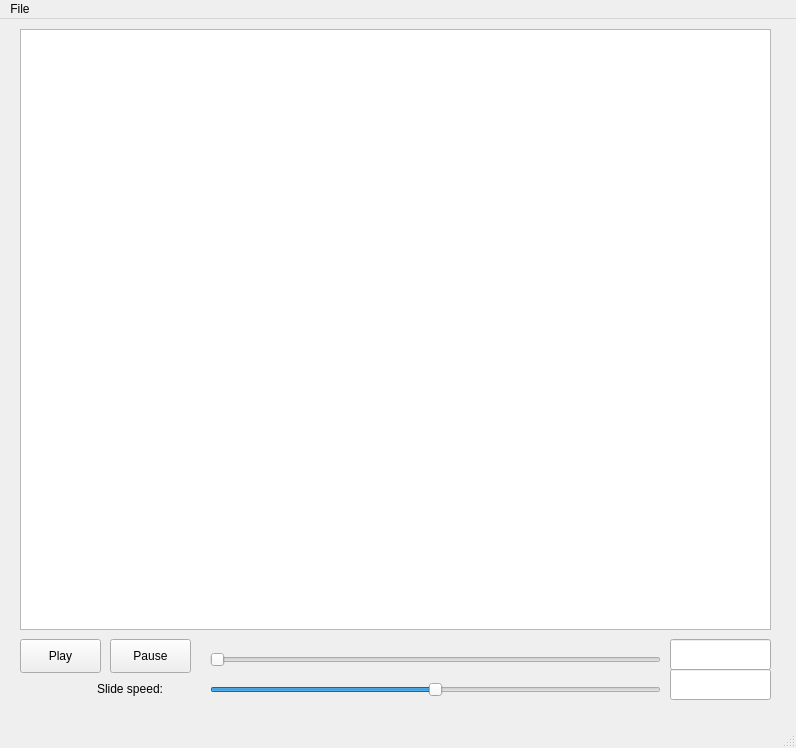
Above: slideshow.ui from qchen2017/BloodVesselVisualization before the change. Below: the same form after it.
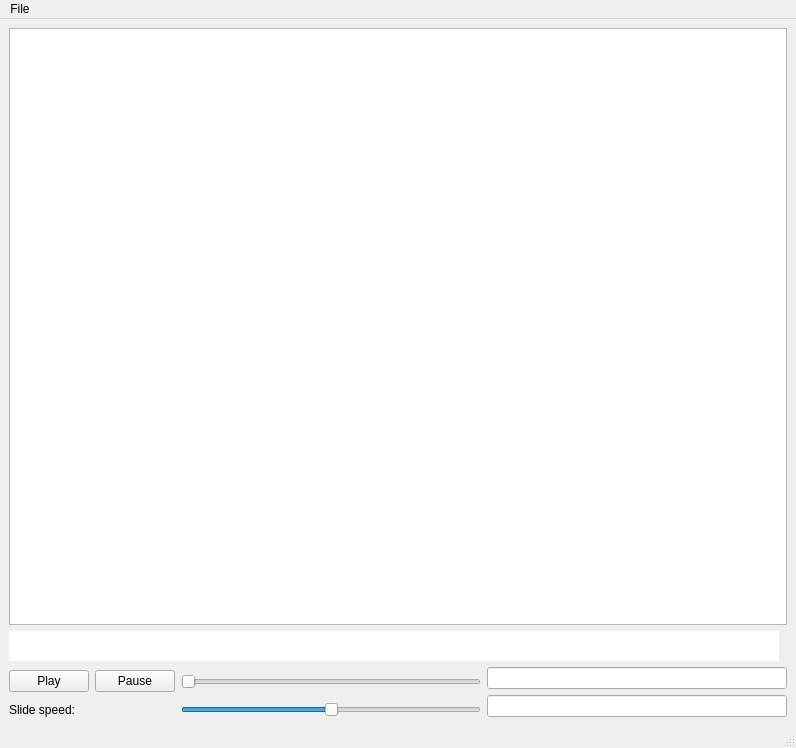
That is the form after the change.

The edit to the form file:
```diff
--- a/slideshow.ui
+++ b/slideshow.ui
@@ -14,50 +14,72 @@
    <string>MainWindow</string>
   </property>
   <widget class="QWidget" name="centralwidget">
+   <layout class="QGridLayout" name="gridLayout">
+    <item row="4" column="0" colspan="2">
+     <widget class="QLabel" name="label">
+      <property name="text">
+       <string>Slide speed:</string>
+      </property>
+     </widget>
+    </item>
+    <item row="4" column="2">
+     <widget class="QSlider" name="speedSlider">
+      <property name="maximum">
+       <number>100</number>
+      </property>
+      <property name="singleStep">
+       <number>10</number>
+      </property>
+      <property name="sliderPosition">
+       <number>50</number>
+      </property>
+      <property name="orientation">
+       <enum>Qt::Horizontal</enum>
+      </property>
+     </widget>
+    </item>
+    <item row="0" column="0" colspan="4">
    <widget class="QGraphicsView" name="graphicsView">
-    <property name="geometry">
-     <rect>
-      <x>20</x>
-      <y>10</y>
-      <width>751</width>
-      <height>601</height>
-     </rect>
-    </property>
-   </widget>
+      <property name="minimumSize">
+       <size>
+        <width>750</width>
+        <height>550</height>
+       </size>
+      </property>
+     </widget>
+    </item>
+    <item row="2" column="0" rowspan="2">
    <widget class="QPushButton" name="playButton">
-    <property name="geometry">
-     <rect>
-      <x>20</x>
-      <y>620</y>
-      <width>81</width>
-      <height>34</height>
-     </rect>
-    </property>
     <property name="text">
      <string>Play</string>
     </property>
    </widget>
+    </item>
+    <item row="2" column="3">
+     <widget class="QLineEdit" name="slideNum_LineEdit">
+      <property name="enabled">
+       <bool>true</bool>
+      </property>
+     </widget>
+    </item>
+    <item row="3" column="3" rowspan="2">
+     <widget class="QLineEdit" name="slideSpeed_LineEdit">
+      <property name="enabled">
+       <bool>true</bool>
+      </property>
+     </widget>
+    </item>
+    <item row="2" column="1" rowspan="2">
    <widget class="QPushButton" name="pauseButton">
-    <property name="geometry">
-     <rect>
-      <x>110</x>
-      <y>620</y>
-      <width>81</width>
-      <height>34</height>
-     </rect>
-    </property>
     <property name="text">
      <string>Pause</string>
     </property>
    </widget>
+    </item>
+    <item row="2" column="2" rowspan="2">
    <widget class="QSlider" name="imageSlider">
-    <property name="geometry">
-     <rect>
-      <x>210</x>
-      <y>630</y>
-      <width>451</width>
-      <height>22</height>
-     </rect>
+      <property name="enabled">
+       <bool>true</bool>
     </property>
     <property name="maximum">
      <number>100</number>
@@ -69,67 +91,27 @@
      <enum>Qt::Horizontal</enum>
     </property>
    </widget>
-   <widget class="QLineEdit" name="slideNum_LineEdit">
-    <property name="enabled">
-     <bool>true</bool>
-    </property>
-    <property name="geometry">
-     <rect>
-      <x>670</x>
-      <y>620</y>
-      <width>101</width>
-      <height>31</height>
-     </rect>
-    </property>
-   </widget>
-   <widget class="QLabel" name="label">
-    <property name="geometry">
-     <rect>
-      <x>97</x>
-      <y>660</y>
-      <width>91</width>
-      <height>20</height>
-     </rect>
-    </property>
-    <property name="text">
-     <string>Slide speed:</string>
-    </property>
-   </widget>
-   <widget class="QLineEdit" name="slideSpeed_LineEdit">
-    <property name="enabled">
-     <bool>true</bool>
-    </property>
-    <property name="geometry">
-     <rect>
-      <x>670</x>
-      <y>650</y>
-      <width>101</width>
-      <height>31</height>
-     </rect>
-    </property>
-   </widget>
-   <widget class="QSlider" name="speedSlider">
-    <property name="geometry">
-     <rect>
-      <x>210</x>
-      <y>660</y>
-      <width>451</width>
-      <height>22</height>
-     </rect>
-    </property>
-    <property name="maximum">
-     <number>100</number>
-    </property>
-    <property name="singleStep">
-     <number>10</number>
-    </property>
-    <property name="sliderPosition">
-     <number>50</number>
-    </property>
-    <property name="orientation">
-     <enum>Qt::Horizontal</enum>
-    </property>
-   </widget>
+    </item>
+    <item row="1" column="0" colspan="4">
+     <widget class="QTextEdit" name="imagePath_textEdit">
+      <property name="sizePolicy">
+       <sizepolicy hsizetype="Fixed" vsizetype="Fixed">
+        <horstretch>0</horstretch>
+        <verstretch>0</verstretch>
+       </sizepolicy>
+      </property>
+      <property name="maximumSize">
+       <size>
+        <width>770</width>
+        <height>30</height>
+       </size>
+      </property>
+      <property name="frameShape">
+       <enum>QFrame::NoFrame</enum>
+      </property>
+     </widget>
+    </item>
+   </layout>
   </widget>
   <widget class="QMenuBar" name="menubar">
    <property name="geometry">
```
Lines whose indentation alone changed are shown as unchanged.
